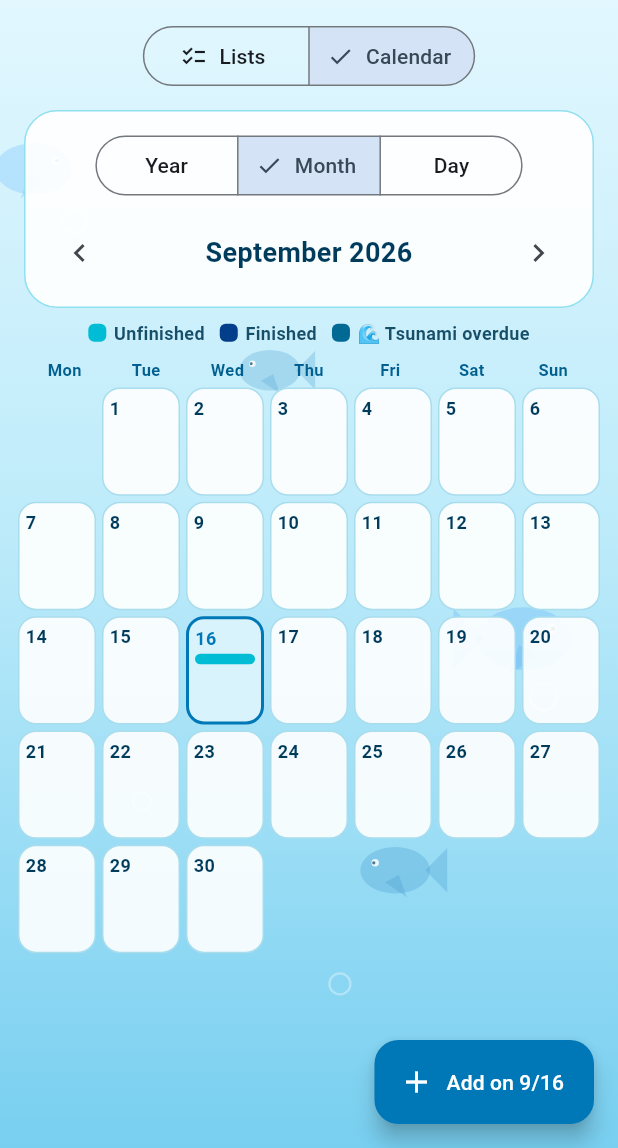
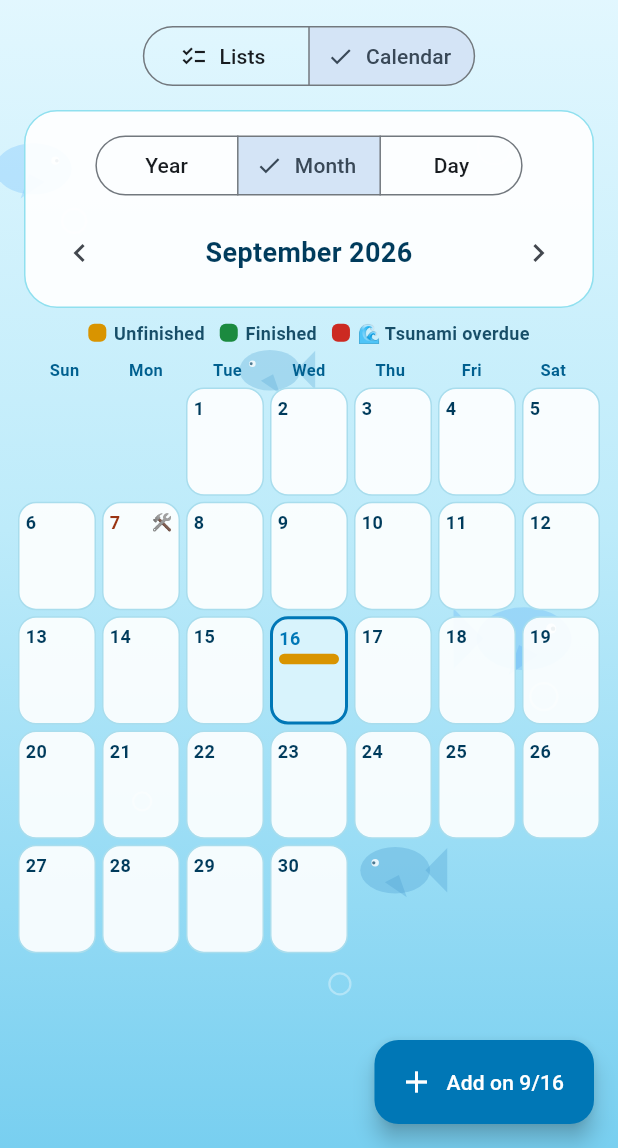
Before and after one commit to DougWinegarden/ultra_planner, a Flutter app: the OceanListsPage screen opened directly with empty values, after a tap on "Calendar", on a phone screen of 412 x 824 dp, the part 88-1236 px from its top. Run offline on Flutter 3.47's test engine with Material 3 defaults, Android fonts, the phone set to English and light mode, and no system bars; our stand-ins replace cloud_firestore, cloud_functions, firebase_auth, firebase_core, shared_preferences; accounts and stored records are empty; network calls fail.

Commit message:
Calendar: status colours, Sunday-first weeks, and US holidays
Colours now follow the task's state rather than the ocean palette:
unfinished amber, finished green, overdue red. Introduces
TaskStatusColors so the same task reads the same way in the list, the
month grid, the year counts and the legend -- previously the list view
and the calendar encoded status with different blues.

Shades are darker than a literal yellow/green/red so they stay legible
as small bars and text on the app's pale background.

The overdue tsunami strip took a fixed ocean blue; it now takes the
overdue colour, since it marks a late task rather than the sea.

Weeks start on Sunday. DateTime numbers Monday..Sunday as 1..7, so the
column is weekday % 7 rather than weekday - 1. Extracted into
calendar_layout.dart and tested: every day of every month from 2024 to
2030 lands in the column its weekday belongs to, which is the kind of
off-by-one that looks fine until one month starts on a Sunday.

Adds us_holidays.dart: all 11 federal holidays plus Valentine's,
St. Patrick's, Easter, Mother's and Father's Day, Halloween, Christmas
Eve and New Year's Eve. Dates are computed, not hardcoded per year, so
they stay correct however far the calendar scrolls -- including Easter
via the Gregorian computus.

Month cells show the emoji (a dot for observances where a festive emoji
would strike the wrong note, like MLK Day) with the name on hover. The
day view gets a banner naming the observance and marking federal ones.

Tests pin Easter against published dates, confirm ordinal holidays land
on their intended weekday across 2024-2035, and cover Juneteenth and
Father's Day sharing 19 June, as in 2022.

45 Dart tests pass.

Co-Authored-By: Claude Opus 5 <noreply@anthropic.com>

```diff
--- /dev/null
+++ b/lib/data/calendar_layout.dart
@@ -0,0 +1,24 @@
+/// Grid maths for the month view.
+///
+/// The week runs Sunday..Saturday. `DateTime` numbers weekdays Monday..Sunday
+/// as 1..7, so every placement goes through [columnForWeekday] rather than
+/// subtracting one, which would put Monday first.
+library;
+
+/// Column a weekday occupies, with Sunday at 0 and Saturday at 6.
+///
+/// [weekday] uses `DateTime`'s numbering: 1 = Monday ... 7 = Sunday.
+int columnForWeekday(int weekday) => weekday % 7;
+
+/// Blank cells before the 1st of the month in a Sunday-first grid.
+int leadingBlankDays(DateTime firstOfMonth) =>
+    columnForWeekday(firstOfMonth.weekday);
+
+/// Number of days in the month containing [date].
+int daysInMonth(DateTime date) => DateTime(date.year, date.month + 1, 0).day;
+
+/// Rows needed to show the whole month.
+int weekRowsInMonth(DateTime date) {
+  final DateTime first = DateTime(date.year, date.month, 1);
+  return ((leadingBlankDays(first) + daysInMonth(date)) / 7).ceil();
+}
--- /dev/null
+++ b/lib/data/us_holidays.dart
@@ -0,0 +1,216 @@
+/// US holidays shown on the calendar.
+///
+/// Everything is computed, not hardcoded per year, so the calendar stays
+/// correct however far the user scrolls. Dates come in three shapes:
+///
+///   * fixed      -- same month and day every year (Christmas)
+///   * nth / last -- an ordinal weekday (Thanksgiving, Memorial Day)
+///   * Easter     -- the Gregorian computus, which Mother's Day and the rest
+///                   of the movable feasts key off
+library;
+
+/// A single observance on one date.
+class Holiday {
+  const Holiday({
+    required this.name,
+    required this.date,
+    this.emoji,
+    this.isFederal = false,
+  });
+
+  final String name;
+  final DateTime date;
+
+  /// Shown on the calendar. Null for observances where a festive emoji would
+  /// strike the wrong note.
+  final String? emoji;
+
+  /// Federal holidays sort first when two land on the same day.
+  final bool isFederal;
+
+  String get label => emoji == null ? name : '$emoji $name';
+}
+
+/// Returns the [n]th [weekday] of a month, e.g. the 4th Thursday of November.
+///
+/// [weekday] uses `DateTime`'s numbering: 1 = Monday ... 7 = Sunday.
+DateTime _nthWeekday(int year, int month, int weekday, int n) {
+  final DateTime first = DateTime(year, month, 1);
+  final int offset = (weekday - first.weekday + 7) % 7;
+  return DateTime(year, month, 1 + offset + (n - 1) * 7);
+}
+
+/// Returns the last [weekday] of a month, e.g. the last Monday of May.
+DateTime _lastWeekday(int year, int month, int weekday) {
+  // Day zero of the following month is the last day of this one.
+  final DateTime last = DateTime(year, month + 1, 0);
+  final int offset = (last.weekday - weekday + 7) % 7;
+  return DateTime(year, month, last.day - offset);
+}
+
+/// Easter Sunday, by the anonymous Gregorian algorithm.
+///
+/// Easter is the first Sunday after the first ecclesiastical full moon on or
+/// after 21 March, which is why it needs a dedicated calculation rather than a
+/// rule about weekdays.
+DateTime easterSunday(int year) {
+  final int a = year % 19;
+  final int b = year ~/ 100;
+  final int c = year % 100;
+  final int d = b ~/ 4;
+  final int e = b % 4;
+  final int f = (b + 8) ~/ 25;
+  final int g = (b - f + 1) ~/ 3;
+  final int h = (19 * a + b - d - g + 15) % 30;
+  final int i = c ~/ 4;
+  final int k = c % 4;
+  final int l = (32 + 2 * e + 2 * i - h - k) % 7;
+  final int m = (a + 11 * h + 22 * l) ~/ 451;
+  final int month = (h + l - 7 * m + 114) ~/ 31;
+  final int day = ((h + l - 7 * m + 114) % 31) + 1;
+  return DateTime(year, month, day);
+}
+
+/// Computes and looks up the observances for a given year.
+abstract final class UsHolidays {
+  /// Built lazily per year and kept, since the month grid asks about up to 42
+  /// dates every time it rebuilds.
+  static final Map<int, Map<int, List<Holiday>>> _byYear =
+      <int, Map<int, List<Holiday>>>{};
+
+  /// Every observance in [year], in date order.
+  static List<Holiday> forYear(int year) {
+    final DateTime easter = easterSunday(year);
+
+    final List<Holiday> holidays = <Holiday>[
+      // --- Federal ---------------------------------------------------------
+      Holiday(
+        name: "New Year's Day",
+        date: DateTime(year, 1, 1),
+        emoji: '🎉',
+        isFederal: true,
+      ),
+      Holiday(
+        name: 'Martin Luther King Jr. Day',
+        date: _nthWeekday(year, 1, DateTime.monday, 3),
+        isFederal: true,
+      ),
+      Holiday(
+        name: "Presidents' Day",
+        date: _nthWeekday(year, 2, DateTime.monday, 3),
+        emoji: '🇺🇸',
+        isFederal: true,
+      ),
+      Holiday(
+        name: 'Memorial Day',
+        date: _lastWeekday(year, 5, DateTime.monday),
+        emoji: '🇺🇸',
+        isFederal: true,
+      ),
+      Holiday(
+        name: 'Juneteenth',
+        date: DateTime(year, 6, 19),
+        emoji: '🎊',
+        isFederal: true,
+      ),
+      Holiday(
+        name: 'Independence Day',
+        date: DateTime(year, 7, 4),
+        emoji: '🎆',
+        isFederal: true,
+      ),
+      Holiday(
+        name: 'Labor Day',
+        date: _nthWeekday(year, 9, DateTime.monday, 1),
+        emoji: '🛠️',
+        isFederal: true,
+      ),
+      Holiday(
+        name: "Columbus Day / Indigenous Peoples' Day",
+        date: _nthWeekday(year, 10, DateTime.monday, 2),
+        isFederal: true,
+      ),
+      Holiday(
+        name: 'Veterans Day',
+        date: DateTime(year, 11, 11),
+        emoji: '🎖️',
+        isFederal: true,
+      ),
+      Holiday(
+        name: 'Thanksgiving',
+        date: _nthWeekday(year, 11, DateTime.thursday, 4),
+        emoji: '🦃',
+        isFederal: true,
+      ),
+      Holiday(
+        name: 'Christmas Day',
+        date: DateTime(year, 12, 25),
+        emoji: '🎄',
+        isFederal: true,
+      ),
+
+      // --- Widely observed, not federal ------------------------------------
+      Holiday(
+        name: "Valentine's Day",
+        date: DateTime(year, 2, 14),
+        emoji: '💝',
+      ),
+      Holiday(
+        name: "St. Patrick's Day",
+        date: DateTime(year, 3, 17),
+        emoji: '☘️',
+      ),
+      Holiday(name: 'Easter Sunday', date: easter, emoji: '🐣'),
+      Holiday(
+        name: "Mother's Day",
+        date: _nthWeekday(year, 5, DateTime.sunday, 2),
+        emoji: '💐',
+      ),
+      Holiday(
+        name: "Father's Day",
+        date: _nthWeekday(year, 6, DateTime.sunday, 3),
+        emoji: '👔',
+      ),
+      Holiday(name: 'Halloween', date: DateTime(year, 10, 31), emoji: '🎃'),
+      Holiday(name: 'Christmas Eve', date: DateTime(year, 12, 24), emoji: '🎁'),
+      Holiday(
+        name: "New Year's Eve",
+        date: DateTime(year, 12, 31),
+        emoji: '🎊',
+      ),
+    ]..sort((Holiday a, Holiday b) => a.date.compareTo(b.date));
+
+    return holidays;
+  }
+
+  /// Observances falling on [date]. Usually zero or one, but Juneteenth and
+  /// Father's Day share 19 June in some years, so this returns a list.
+  ///
+  /// Federal holidays come first, so callers showing a single badge show the
+  /// more significant one.
+  static List<Holiday> on(DateTime date) {
+    final Map<int, List<Holiday>> index = _byYear.putIfAbsent(date.year, () {
+      final Map<int, List<Holiday>> built = <int, List<Holiday>>{};
+      for (final Holiday holiday in forYear(date.year)) {
+        built.putIfAbsent(_key(holiday.date), () => <Holiday>[]).add(holiday);
+      }
+      for (final List<Holiday> sameDay in built.values) {
+        sameDay.sort((Holiday a, Holiday b) {
+          if (a.isFederal == b.isFederal) return 0;
+          return a.isFederal ? -1 : 1;
+        });
+      }
+      return built;
+    });
+
+    return index[_key(date)] ?? const <Holiday>[];
+  }
+
+  /// The observance to show when there is only room for one, or null.
+  static Holiday? primaryOn(DateTime date) {
+    final List<Holiday> found = on(date);
+    return found.isEmpty ? null : found.first;
+  }
+
+  static int _key(DateTime date) => date.month * 100 + date.day;
+}
--- a/lib/main.dart
+++ b/lib/main.dart
@@ -10,7 +10,9 @@ import 'package:shared_preferences/shared_preferences.dart';
 import 'auth/auth_gate.dart';
 import 'auth/auth_service.dart';
 import 'data/models.dart';
+import 'data/calendar_layout.dart';
 import 'data/planner_repository.dart';
+import 'data/us_holidays.dart';
 import 'firebase_options.dart';
 import 'gemini_quackers_service.dart';
 import 'widgets/ocean_background.dart';
@@ -54,6 +56,26 @@ class OceanListsApp extends StatelessWidget {
       home: AuthGate(startupError: startupError),
     );
   }
+}
+
+/// Task status colours, used everywhere a task's state is shown so the same
+/// task reads the same way in the list, the calendar and the legend.
+///
+/// Chosen dark enough to stay legible as text and icons on the app's pale
+/// background; a literal lemon yellow would wash out.
+abstract final class TaskStatusColors {
+  /// Not done, not yet late.
+  static const Color unfinished = Color(0xFFD99400);
+
+  /// Completed.
+  static const Color finished = Color(0xFF1B8A3F);
+
+  /// Past its due date and still not done.
+  static const Color overdue = Color(0xFFCC2A22);
+
+  /// Soft fills for card backgrounds, tinted from the colours above.
+  static const Color finishedSurface = Color(0xFFE4F5E8);
+  static const Color overdueSurface = Color(0xFFFDEAE8);
 }
 
 enum AppSection { lists, calendar }
@@ -687,12 +709,12 @@ class _OceanListsPageState extends State<OceanListsPage> {
 
   Color _taskColor(TaskItem task) {
     if (_isOverdue(task)) {
-      return const Color(0xFF006994);
+      return TaskStatusColors.overdue;
     }
     if (task.isDone) {
-      return const Color(0xFF023E8A);
-    }
-    return const Color(0xFF00BCD4);
+      return TaskStatusColors.finished;
+    }
+    return TaskStatusColors.unfinished;
   }
 
   void _goToToday() {
@@ -1341,15 +1363,19 @@ class _OceanListsPageState extends State<OceanListsPage> {
       child: Card(
         margin: const EdgeInsets.only(bottom: 10),
         color: task.isDone
-            ? const Color(0xFFD8E5FA).withValues(alpha: 0.97)
+            ? TaskStatusColors.finishedSurface.withValues(alpha: 0.97)
             : overdue
-            ? const Color(0xFFD7F4FF).withValues(alpha: 0.97)
+            ? TaskStatusColors.overdueSurface.withValues(alpha: 0.97)
             : Colors.white.withValues(alpha: 0.93),
         elevation: 1,
         shape: RoundedRectangleBorder(
           borderRadius: BorderRadius.circular(18),
           side: BorderSide(
-            color: overdue ? const Color(0xFF006994) : const Color(0xFF90E0EF),
+            color: overdue
+                ? TaskStatusColors.overdue
+                : task.isDone
+                ? TaskStatusColors.finished
+                : const Color(0xFF90E0EF),
             width: overdue ? 2 : 1,
           ),
         ),
@@ -1359,11 +1385,15 @@ class _OceanListsPageState extends State<OceanListsPage> {
               const SizedBox(
                 height: 17,
                 width: double.infinity,
-                child: CustomPaint(painter: TsunamiStripPainter()),
+                child: CustomPaint(
+                  painter: TsunamiStripPainter(
+                    color: TaskStatusColors.overdue,
+                  ),
+                ),
               ),
             CheckboxListTile(
               value: task.isDone,
-              activeColor: const Color(0xFF023E8A),
+              activeColor: TaskStatusColors.finished,
               controlAffinity: ListTileControlAffinity.leading,
               onChanged: (bool? value) {
                 final bool isDone = value ?? false;
@@ -1399,7 +1429,7 @@ class _OceanListsPageState extends State<OceanListsPage> {
                         : 'Due: ${_formatDate(task.dueDate!)}',
                     style: TextStyle(
                       color: overdue
-                          ? const Color(0xFF006994)
+                          ? TaskStatusColors.overdue
                           : const Color(0xFF28789D),
                       fontWeight: overdue ? FontWeight.bold : FontWeight.normal,
                     ),
@@ -1543,10 +1573,16 @@ class _OceanListsPageState extends State<OceanListsPage> {
         runSpacing: 6,
         alignment: WrapAlignment.center,
         children: const <Widget>[
-          CalendarLegendDot(color: Color(0xFF00BCD4), label: 'Unfinished'),
-          CalendarLegendDot(color: Color(0xFF023E8A), label: 'Finished'),
           CalendarLegendDot(
-            color: Color(0xFF006994),
+            color: TaskStatusColors.unfinished,
+            label: 'Unfinished',
+          ),
+          CalendarLegendDot(
+            color: TaskStatusColors.finished,
+            label: 'Finished',
+          ),
+          CalendarLegendDot(
+            color: TaskStatusColors.overdue,
             label: '🌊 Tsunami overdue',
           ),
         ],
@@ -1614,18 +1650,22 @@ class _OceanListsPageState extends State<OceanListsPage> {
                 ),
                 const Spacer(),
                 _yearCountRow(
-                  const Color(0xFF00BCD4),
+                  TaskStatusColors.unfinished,
                   unfinished,
                   Icons.pending_actions,
                 ),
                 const SizedBox(height: 4),
                 _yearCountRow(
-                  const Color(0xFF023E8A),
+                  TaskStatusColors.finished,
                   finished,
                   Icons.task_alt,
                 ),
                 const SizedBox(height: 4),
-                _yearCountRow(const Color(0xFF006994), overdue, Icons.waves),
+                _yearCountRow(
+                  TaskStatusColors.overdue,
+                  overdue,
+                  Icons.waves,
+                ),
               ],
             ),
           ),
@@ -1653,14 +1693,9 @@ class _OceanListsPageState extends State<OceanListsPage> {
       _calendarDate.month,
       1,
     );
-    final int daysInMonth = DateTime(
-      _calendarDate.year,
-      _calendarDate.month + 1,
-      0,
-    ).day;
-    final int leadingEmptyDays = firstDay.weekday - 1;
-    final int cellCount = leadingEmptyDays + daysInMonth;
-    final int rowCount = (cellCount / 7).ceil();
+    final int monthLength = daysInMonth(firstDay);
+    final int leadingEmptyDays = leadingBlankDays(firstDay);
+    final int rowCount = weekRowsInMonth(firstDay);
     final int totalCells = rowCount * 7;
 
     return Column(
@@ -1672,13 +1707,13 @@ class _OceanListsPageState extends State<OceanListsPage> {
           padding: EdgeInsets.symmetric(horizontal: 16),
           child: Row(
             children: <Widget>[
+              CalendarWeekdayLabel('Sun'),
               CalendarWeekdayLabel('Mon'),
               CalendarWeekdayLabel('Tue'),
               CalendarWeekdayLabel('Wed'),
               CalendarWeekdayLabel('Thu'),
               CalendarWeekdayLabel('Fri'),
               CalendarWeekdayLabel('Sat'),
-              CalendarWeekdayLabel('Sun'),
             ],
           ),
         ),
@@ -1696,7 +1731,7 @@ class _OceanListsPageState extends State<OceanListsPage> {
             itemBuilder: (BuildContext context, int index) {
               final int dayNumber = index - leadingEmptyDays + 1;
 
-              if (dayNumber < 1 || dayNumber > daysInMonth) {
+              if (dayNumber < 1 || dayNumber > monthLength) {
                 return const SizedBox.shrink();
               }
 
@@ -1714,6 +1749,7 @@ class _OceanListsPageState extends State<OceanListsPage> {
 
               final bool selected = _isSameDay(date, _calendarDate);
               final bool today = _isSameDay(date, DateTime.now());
+              final Holiday? holiday = UsHolidays.primaryOn(date);
 
               return InkWell(
                 borderRadius: BorderRadius.circular(12),
@@ -1740,15 +1776,33 @@ class _OceanListsPageState extends State<OceanListsPage> {
                   child: Column(
                     crossAxisAlignment: CrossAxisAlignment.start,
                     children: <Widget>[
+                      Row(
+                        children: <Widget>[
                           Text(
                             '$dayNumber',
                             style: TextStyle(
                               color: today
                                   ? const Color(0xFF0077B6)
+                                  : holiday != null
+                                  ? const Color(0xFF9A3412)
                                   : const Color(0xFF003B5C),
                               fontWeight: FontWeight.bold,
                               fontSize: 12,
                             ),
+                          ),
+                          if (holiday != null) ...<Widget>[
+                            const Spacer(),
+                            // Emoji where the holiday has one, otherwise a dot,
+                            // so civic observances are still marked.
+                            Tooltip(
+                              message: holiday.name,
+                              child: Text(
+                                holiday.emoji ?? '•',
+                                style: const TextStyle(fontSize: 11),
+                              ),
+                            ),
+                          ],
+                        ],
                       ),
                       const SizedBox(height: 2),
                       Expanded(
@@ -1783,7 +1837,7 @@ class _OceanListsPageState extends State<OceanListsPage> {
                           alignment: Alignment.bottomRight,
                           child: Icon(
                             Icons.waves,
-                            color: Color(0xFF006994),
+                            color: TaskStatusColors.overdue,
                             size: 13,
                           ),
                         ),
@@ -1799,6 +1853,65 @@ class _OceanListsPageState extends State<OceanListsPage> {
   }
 
   Widget _buildDayView() {
+    final List<Holiday> holidays = UsHolidays.on(_calendarDate);
+
+    return Column(
+      children: <Widget>[
+        if (holidays.isNotEmpty) _buildHolidayBanner(holidays),
+        Expanded(child: _buildDayContent()),
+      ],
+    );
+  }
+
+  /// Names the day's observances above the task list.
+  ///
+  /// Warm tones rather than the app's blues, so a holiday reads as something
+  /// about the day itself rather than another task status.
+  Widget _buildHolidayBanner(List<Holiday> holidays) {
+    return Container(
+      width: double.infinity,
+      margin: const EdgeInsets.fromLTRB(16, 4, 16, 8),
+      padding: const EdgeInsets.symmetric(horizontal: 14, vertical: 10),
+      decoration: BoxDecoration(
+        color: const Color(0xFFFFF3D6),
+        borderRadius: BorderRadius.circular(14),
+        border: Border.all(color: const Color(0xFFE8C77A)),
+      ),
+      child: Row(
+        children: <Widget>[
+          Text(
+            holidays.first.emoji ?? '📅',
+            style: const TextStyle(fontSize: 20),
+          ),
+          const SizedBox(width: 10),
+          Expanded(
+            child: Column(
+              crossAxisAlignment: CrossAxisAlignment.start,
+              mainAxisSize: MainAxisSize.min,
+              children: <Widget>[
+                Text(
+                  // Two can share a day, e.g. Juneteenth and Father's Day.
+                  holidays.map((Holiday h) => h.name).join(' · '),
+                  style: const TextStyle(
+                    color: Color(0xFF7A4B00),
+                    fontWeight: FontWeight.bold,
+                    fontSize: 15,
+                  ),
+                ),
+                if (holidays.any((Holiday h) => h.isFederal))
+                  const Text(
+                    'Federal holiday',
+                    style: TextStyle(color: Color(0xFF9A6B1F), fontSize: 12),
+                  ),
+              ],
+            ),
+          ),
+        ],
+      ),
+    );
+  }
+
+  Widget _buildDayContent() {
     final List<DatedTask> dayTasks = _allDatedTasks.where((DatedTask item) {
       return _isSameDay(item.task.dueDate!, _calendarDate);
     }).toList();
--- a/lib/widgets/ocean_background.dart
+++ b/lib/widgets/ocean_background.dart
@@ -75,7 +75,11 @@ class DuckSuitCapybaraPainter extends CustomPainter {
 }
 
 class TsunamiStripPainter extends CustomPainter {
-  const TsunamiStripPainter();
+  /// [color] is passed in rather than fixed so the strip matches whatever the
+  /// app uses for "overdue" -- it marks a late task, not the sea.
+  const TsunamiStripPainter({this.color = const Color(0xFFCC2A22)});
+
+  final Color color;
 
   @override
   void paint(Canvas canvas, Size size) {
@@ -85,7 +89,7 @@ class TsunamiStripPainter extends CustomPainter {
     );
 
     final Paint paint = Paint()
-      ..color = const Color(0xFF006994)
+      ..color = color
       ..style = PaintingStyle.fill;
 
     final Path path = Path()..moveTo(0, size.height);
@@ -137,7 +141,9 @@ class TsunamiStripPainter extends CustomPainter {
   }
 
   @override
-  bool shouldRepaint(covariant TsunamiStripPainter oldDelegate) => false;
+  bool shouldRepaint(covariant TsunamiStripPainter oldDelegate) {
+    return oldDelegate.color != color;
+  }
 }
 
 class AnimatedOceanBackground extends StatefulWidget {
```
Also changed, not shown: 2 other files. Lines whose indentation alone changed are shown as unchanged.
